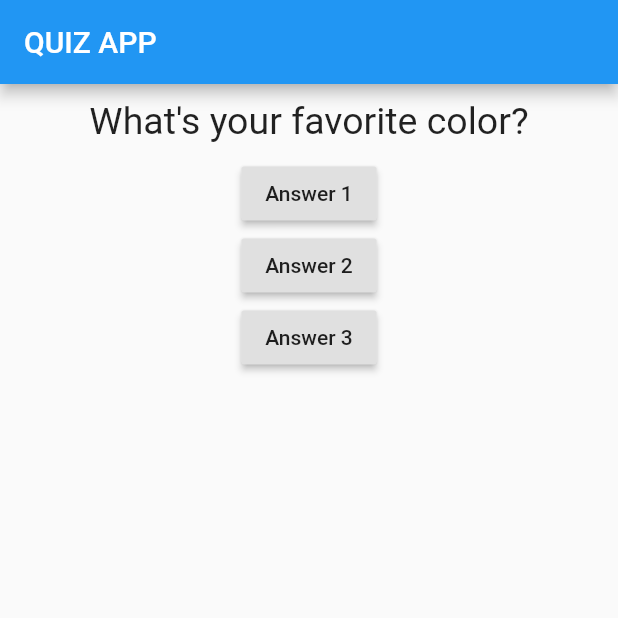
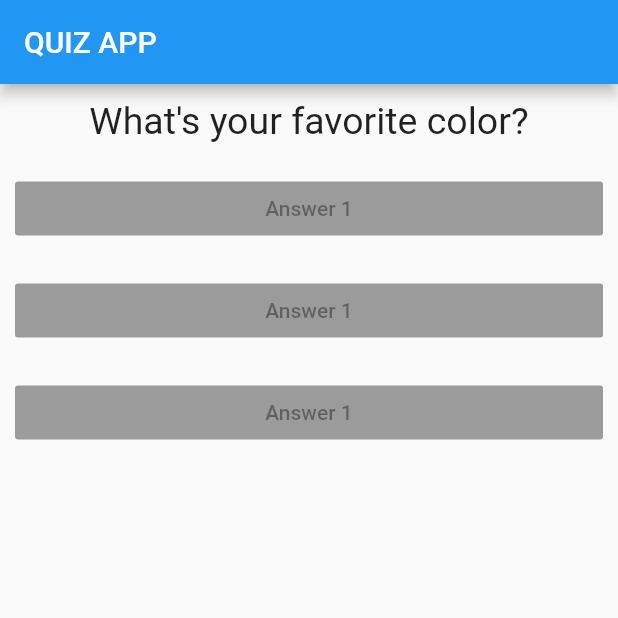
Before and after one commit to Flutteric/DemoApp, a Flutter app: the screen it shows after launch, on a phone screen of 412 x 824 dp, the top half of it. Run offline on Flutter 3.47's test engine with Material 2 defaults, Android fonts, the phone set to English and light mode, and no system bars.

Commit message:
Added Answer widget

```diff
--- /dev/null
+++ b/lib/answer.dart
@@ -0,0 +1,16 @@
+import 'package:flutter/material.dart';
+
+class Answer extends StatelessWidget {
+  @override
+  Widget build(BuildContext context) {
+    return Container(
+      width: double.infinity,
+      margin: EdgeInsets.all(10),
+      child: RaisedButton(
+        color: Colors.lightBlue,
+        child: Text('Answer 1'),
+        onPressed: null,
+      ),
+    );
+  }
+}
--- a/lib/main.dart
+++ b/lib/main.dart
@@ -1,5 +1,6 @@
 import 'package:flutter/material.dart';
 import './question.dart';
+import './answer.dart';
 
 // void main() {
 //   runApp(MyApp());
@@ -40,21 +41,9 @@ class _MyAppState extends State<MyApp> {
             Question(
               questions[_questionIndex],
             ),
-            RaisedButton(
-              child: Text('Answer 1'),
-              onPressed: _answerQuestion,
-            ),
-            RaisedButton(
-              child: Text('Answer 2'),
-              onPressed: () => print('Answer 2 chosen!'),
-            ),
-            RaisedButton(
-              child: Text('Answer 3'),
-              onPressed: () {
-                // ...
-                print('Answer 3 chosen');
-              },
-            ),
+            Answer(),
+            Answer(),
+            Answer(),
           ],
         ),
       ),
```
